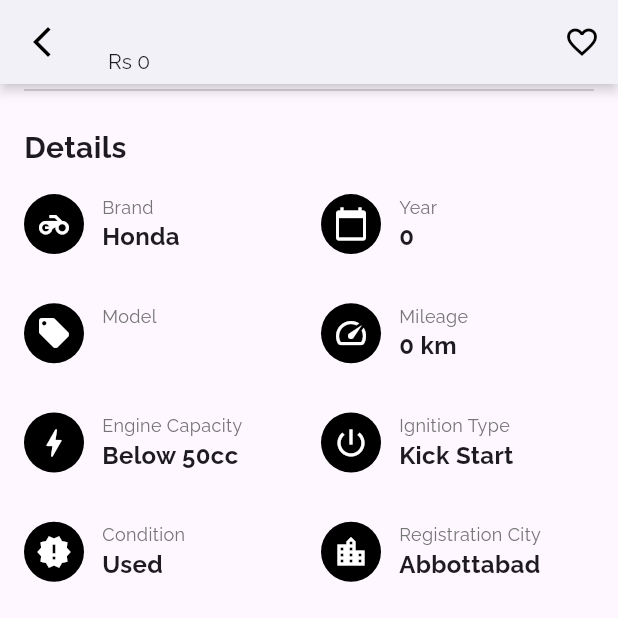
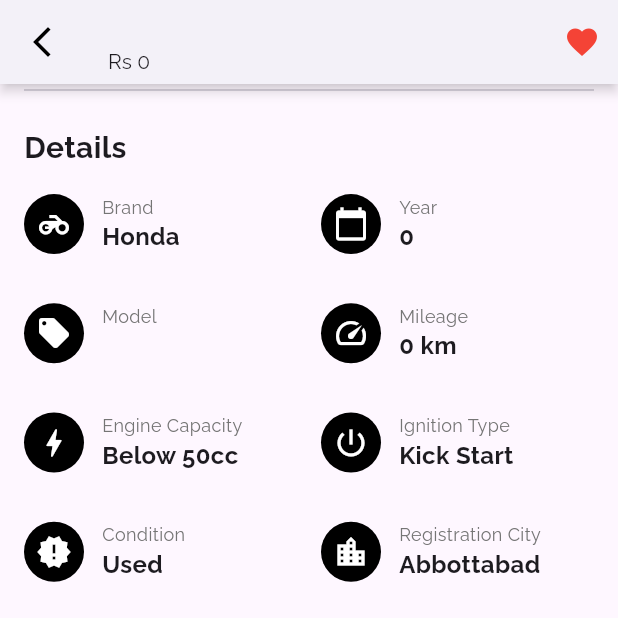
Before and after one commit to adilazhar/Motorcycle-Marketplace-Platform, a Flutter app: the BikeDetailScreen screen opened directly with empty values, scrolled down 385 dp, after a tap on the "favorite outline" icon, on a phone screen of 412 x 824 dp, the top half of it. Run offline on Flutter 3.47's test engine with Material 3 defaults, Android fonts, the phone set to English and light mode, and no system bars; drawn by our look-alikes of flutter_map; our stand-ins replace cached_network_image, carousel_slider, cloud_firestore, equatable, firebase_auth, firebase_core and 16 more; accounts and stored records are empty; generated files the repository leaves out were written again.

Commit message:
Add Wishlist Icon button to cards and detail page

```diff
--- a/lib/main.dart
+++ b/lib/main.dart
@@ -32,4 +32,6 @@ void main() async {
 // TODO: Add Security Rules to Firestore
 // TODO: When a User deletes its account delete all the ads and also clear his data from the firestore
 // TODO: Learn How to Create A Kanban Board By Learning to create a ReorderableListView
-// TODO: Implement the WishList
+
+
+// TODO: Optimize the WishList Icon Button For the Bike Detail Screen
--- a/lib/src/fetures/listing/presetation/screens/bike_detail_screen.dart
+++ b/lib/src/fetures/listing/presetation/screens/bike_detail_screen.dart
@@ -1,6 +1,7 @@
 import 'package:bike_listing/src/fetures/listing/presetation/widgets/feature_card.dart';
 import 'package:bike_listing/src/fetures/listing/presetation/widgets/image_grid_layout.dart';
 import 'package:bike_listing/src/fetures/listing/presetation/widgets/image_viewer_screen.dart';
+import 'package:bike_listing/src/fetures/wishlist/presentation/widgets/wishlist_button.dart';
 import 'package:cached_network_image/cached_network_image.dart';
 import 'package:carousel_slider/carousel_slider.dart';
 import 'package:cloud_firestore/cloud_firestore.dart';
@@ -62,11 +63,7 @@ class _BikeDetailScreenState extends State<BikeDetailScreen> {
                 onPressed: () => Navigator.pop(context),
               ),
               actions: [
-                IconButton(
-                  icon: Icon(Icons.favorite_border,
-                      color: Color.lerp(Colors.white, Colors.black, opacity)),
-                  onPressed: () {},
-                ),
+                WishlistButton(listingId: widget.listing.id),
               ],
               title: Opacity(
                 opacity: opacity,
--- a/lib/src/fetures/listing/presetation/screens/home_screen.dart
+++ b/lib/src/fetures/listing/presetation/screens/home_screen.dart
@@ -2,7 +2,7 @@ import 'package:bike_listing/src/fetures/listing/data/firestore_listing_reposito
 import 'package:bike_listing/src/fetures/listing/domain/listing.dart';
 import 'package:bike_listing/src/fetures/listing/presetation/widgets/bike_grid_card.dart';
 import 'package:bike_listing/src/fetures/listing/presetation/widgets/bike_list_card.dart';
-import 'package:bike_listing/src/fetures/listing/wishlist_service.dart';
+import 'package:bike_listing/src/fetures/wishlist/application/wishlist_service.dart';
 import 'package:firebase_ui_firestore/firebase_ui_firestore.dart';
 import 'package:flutter/material.dart';
 import 'package:flutter_riverpod/flutter_riverpod.dart';
--- /dev/null
+++ b/lib/src/fetures/wishlist/presentation/widgets/wishlist_button.dart
@@ -0,0 +1,50 @@
+import 'package:flutter/material.dart';
+import 'package:flutter_riverpod/flutter_riverpod.dart';
+import 'package:bike_listing/src/fetures/wishlist/application/wishlist_service.dart';
+
+class WishlistButton extends ConsumerWidget {
+  final String listingId;
+
+  const WishlistButton({
+    super.key,
+    required this.listingId,
+  });
+
+  @override
+  Widget build(BuildContext context, WidgetRef ref) {
+    final wishlistAsync = ref.watch(watchWishlistProvider);
+
+    return wishlistAsync.when(
+      loading: () => IconButton(
+        icon: const Icon(
+          Icons.favorite_border,
+          color: Colors.grey,
+        ),
+        onPressed: null, // Disabled while loading
+      ),
+      error: (error, _) => IconButton(
+        icon: const Icon(
+          Icons.error_outline,
+          color: Colors.red,
+        ),
+        onPressed: null, // Disabled on error
+      ),
+      data: (wishlist) {
+        final isFavorited = wishlist.listingIds.contains(listingId);
+        return IconButton(
+          icon: Icon(
+            isFavorited ? Icons.favorite : Icons.favorite_border,
+            color: isFavorited ? Colors.red : Colors.grey,
+          ),
+          onPressed: () {
+            if (isFavorited) {
+              ref.read(wishlistServiceProvider).removeFromWishlist(listingId);
+            } else {
+              ref.read(wishlistServiceProvider).addToWishlist(listingId);
+            }
+          },
+        );
+      },
+    );
+  }
+}
```
Also changed, not shown: lib/home_screen.dart (deleted, +0 -17 lines), lib/src/fetures/listing/presetation/widgets/bike_grid_card.dart (+2 -8 lines), lib/src/fetures/listing/presetation/widgets/bike_list_card.dart (+2 -8 lines), lib/src/fetures/wishlist/presentation/wishlist_screen.dart (+13 -3 lines), lib/src/fetures/wishlist/application/wishlist_service.dart (renamed from lib/src/fetures/listing/wishlist_service.dart).
